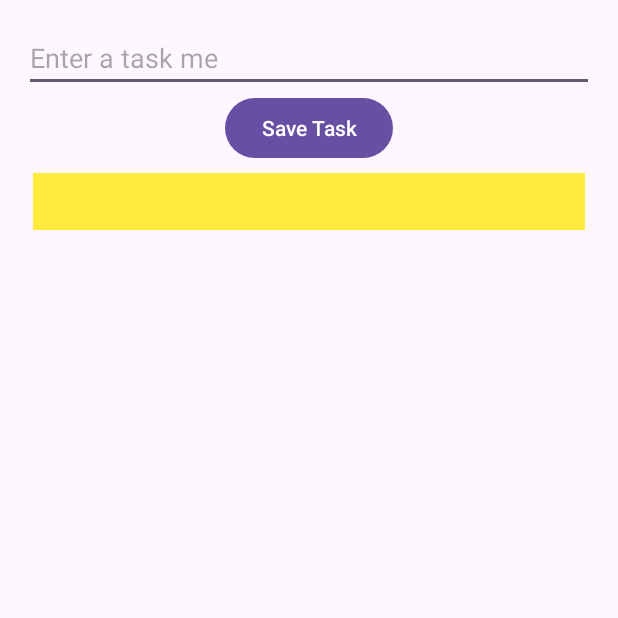
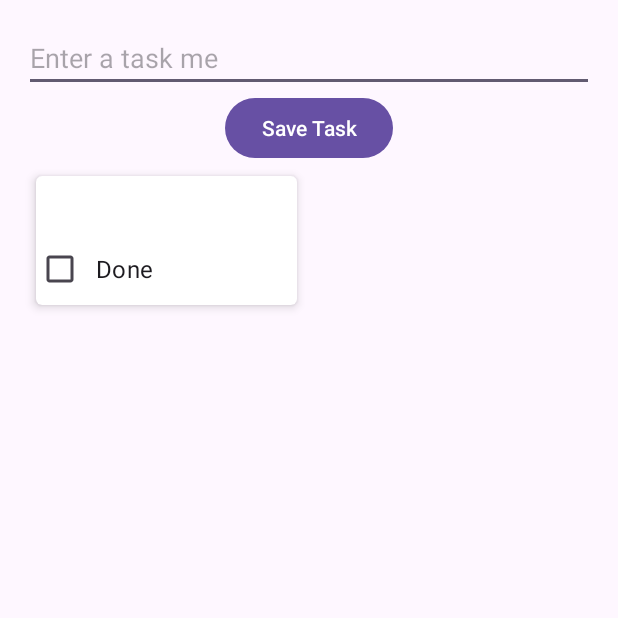
Before and after one commit to Dzmitriyz/TasksKotlin, an Android app: the screen it shows after launch (MainActivity), after a tap on "Save Task", on a phone screen of 412 x 824 dp, the top half of it. Run offline under Robolectric (Android 15) with nearby library versions, the phone set to English and light mode, and no system bars; our stand-ins replace Room's generated code, data binding.

Commit message:
add recyclerView

```diff
--- a/app/build.gradle.kts
+++ b/app/build.gradle.kts
@@ -56,7 +56,9 @@ dependencies {
     implementation ("androidx.lifecycle:lifecycle-livedata-ktx:2.5.1")
     implementation ("androidx.recyclerview:recyclerview:1.3.2")
     implementation ("androidx.core:core-ktx:1.6.0")
+    implementation("androidx.cardview:cardview:1.0.0")
     testImplementation(libs.junit)
     androidTestImplementation(libs.androidx.junit)
     androidTestImplementation(libs.androidx.espresso.core)
+
 }
--- a/app/src/main/java/com/example/taskskotlin/TaskItemAdapter.kt
+++ b/app/src/main/java/com/example/taskskotlin/TaskItemAdapter.kt
@@ -2,7 +2,9 @@ package com.example.taskskotlin
 
 import android.view.LayoutInflater
 import android.view.ViewGroup
+import android.widget.CheckBox
 import android.widget.TextView
+import androidx.cardview.widget.CardView
 import androidx.recyclerview.widget.RecyclerView
 
 class TaskItemAdapter: RecyclerView.Adapter<TaskItemAdapter.TaskItemViewHolder>(){
@@ -20,17 +22,20 @@ class TaskItemAdapter: RecyclerView.Adapter<TaskItemAdapter.TaskItemViewHolder>(
         holder.bind(item)
     }
 
-    class TaskItemViewHolder(val rootView: TextView):RecyclerView.ViewHolder(rootView) {
+    class TaskItemViewHolder(val rootView: CardView):RecyclerView.ViewHolder(rootView) {
+        val taskName = rootView.findViewById<TextView>(R.id.task_name)
+        val taskDone = rootView.findViewById<CheckBox>(R.id.task_done)
+
         companion object {
             fun inflateFrom(parent: ViewGroup): TaskItemViewHolder {
                 val layoutInflater = LayoutInflater.from(parent.context)
-                val view = layoutInflater.inflate(R.layout.task_item, parent, false) as TextView
+                val view = layoutInflater.inflate(R.layout.task_item, parent, false) as CardView
                 return TaskItemViewHolder(view)
             }
         }
-
     fun bind(item: Task){
-        rootView.text = item.taskName
+        taskName.text = item.taskName
+        taskDone.isChecked = item.taskDone
     }
     }
 }
--- a/app/src/main/java/com/example/taskskotlin/TaskViewModel.kt
+++ b/app/src/main/java/com/example/taskskotlin/TaskViewModel.kt
@@ -1,10 +1,8 @@
 package com.example.taskskotlin
 
-import androidx.lifecycle.LiveData
 import androidx.lifecycle.ViewModel
 import androidx.lifecycle.viewModelScope
 import kotlinx.coroutines.launch
-import androidx.lifecycle.map
 
 class TaskViewModel(val dao:TaskDAO): ViewModel() {
     var newTaskName = ""
--- a/app/src/main/java/com/example/taskskotlin/TasksFragment.kt
+++ b/app/src/main/java/com/example/taskskotlin/TasksFragment.kt
@@ -37,7 +37,6 @@ class TasksFragment : Fragment() {
                 adapter.data=it
             }
         })
-
         return view
     }
 
--- a/app/src/main/java/com/example/taskskotlin/TasksViewModelFactory.kt
+++ b/app/src/main/java/com/example/taskskotlin/TasksViewModelFactory.kt
@@ -8,7 +8,6 @@ class TasksViewModelFactory(private val dao: TaskDAO):ViewModelProvider.Factory
         if(modelClass.isAssignableFrom(TaskViewModel::class.java)) {
             return TaskViewModel(dao) as T
         }
-
         throw IllegalArgumentException("Unknown ViewModel")
     }
 }
--- a/app/src/main/res/layout/fragment_tasks.xml
+++ b/app/src/main/res/layout/fragment_tasks.xml
@@ -36,6 +36,8 @@
             android:id="@+id/task_list"
             android:layout_width="match_parent"
             android:layout_height="match_parent"
-            app:layoutManager="androidx.recyclerview.widget.LinearLayoutManager"/>
+            app:layoutManager="androidx.recyclerview.widget.GridLayoutManager"
+            app:spanCount="2"/>
+
     </LinearLayout>
 </layout>
--- a/app/src/main/res/layout/task_item.xml
+++ b/app/src/main/res/layout/task_item.xml
@@ -1,10 +1,34 @@
 <?xml version="1.0" encoding="utf-8"?>
-<TextView
+<androidx.cardview.widget.CardView
     xmlns:android="http://schemas.android.com/apk/res/android"
+    xmlns:app="http://schemas.android.com/apk/res-auto"
     android:layout_width="match_parent"
     android:layout_height="wrap_content"
-    android:textSize="16sp"
-    android:padding="8dp"
-    android:layout_margin="6dp"
-    android:background="#FFEB3B"
-    />
+    android:layout_margin="8dp"
+    app:cardElevation="4dp"
+    app:cardCornerRadius="4dp"
+    >
+    <LinearLayout
+        android:layout_width="match_parent"
+        android:layout_height="wrap_content"
+        android:orientation="vertical">
+        <TextView
+            android:id="@+id/task_name"
+            android:layout_width="match_parent"
+            android:layout_height="wrap_content"
+            android:textSize="16sp"
+            android:padding="8dp"
+            />
+        <CheckBox
+            android:id="@+id/task_done"
+            android:layout_width="match_parent"
+            android:layout_height="wrap_content"
+            android:textSize="16sp"
+            android:padding="8dp"
+            android:clickable="false"
+            android:text="Done"/>
+
+    </LinearLayout>
+
+
+</androidx.cardview.widget.CardView>
```
